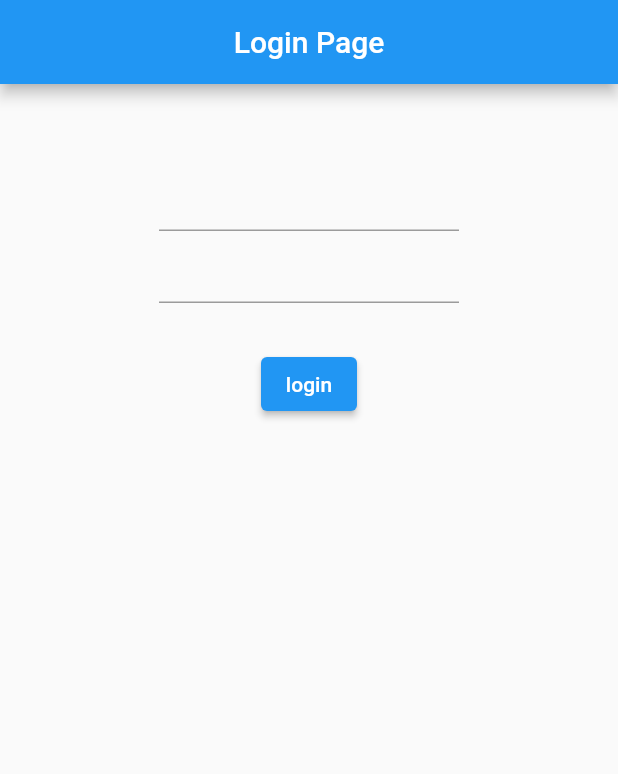
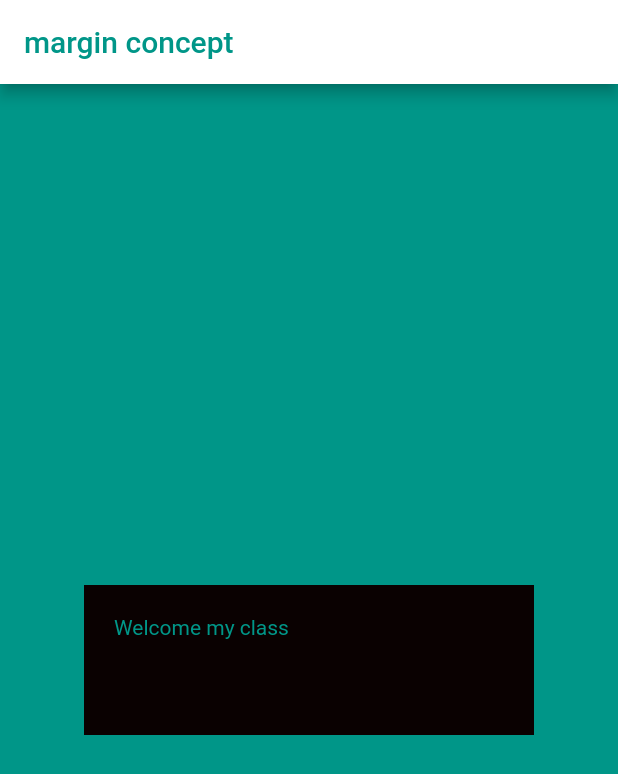
Before and after one commit to SyedMuhammadArsalanShah/FlutterCourse, a Flutter app: the screen it shows after launch, on a phone screen of 412 x 824 dp. Shown: the top 774 px of the screen. Run offline on Flutter 3.47's test engine with Material 2 defaults, Android fonts, the phone set to English and light mode, and no system bars; missing offline and left inert: dart:html.

Commit message:
lecture uploaded

```diff
--- a/lecture02_widgets_for_user_interface/lib/main.dart
+++ b/lecture02_widgets_for_user_interface/lib/main.dart
@@ -14,10 +14,7 @@ void main() {
 //   @override
 //   Widget build(BuildContext context) {
 //     return MaterialApp(
-
-//       home: Scaffold(body: Text("Maryam khan ")
-
-//       ),
+//       home: Scaffold(body: Text("Maryam khan ")),
 //     );
 //   }
 // }
@@ -51,12 +48,10 @@ void main() {
 //   Widget build(BuildContext context) {
 //     return MaterialApp(
 //       home: Scaffold(
-//         body: Column(
-
-//           children: [
+//         body: Column(children: [
 //           Text("maryam"),
 //           SizedBox(
-//             height: 30,
+//             height: 60,
 //           ),
 //           Text("Daniyal"),
 //           SizedBox(
@@ -93,6 +88,39 @@ void main() {
 // }
 
 //login page
+// class MyApp extends StatelessWidget {
+//   const MyApp({Key? key}) : super(key: key);
+
+//   @override
+//   Widget build(BuildContext context) {
+//     return MaterialApp(
+//       debugShowCheckedModeBanner: false,
+//       home: Scaffold(
+//         appBar: AppBar(
+//           title: Center(child: Text("Login Page")),
+//         ),
+//         body: Center(
+//           child: Column(children: [
+//             SizedBox(height: 50),
+//             Container(
+//               width: 200,
+//               child: TextField(),
+//             ),
+//             Container(
+//               width: 200,
+//               child: TextField(),
+//             ),
+//             SizedBox(
+//               height: 30,
+//             ),
+//             ElevatedButton(onPressed: () {}, child: Text("login"))
+//           ]),
+//         ),
+//       ),
+//     );
+//   }
+// }
+
 class MyApp extends StatelessWidget {
   const MyApp({Key? key}) : super(key: key);
 
@@ -100,25 +128,26 @@ class MyApp extends StatelessWidget {
   Widget build(BuildContext context) {
     return MaterialApp(
       home: Scaffold(
+        backgroundColor: Colors.teal,
         appBar: AppBar(
-          title: Center(child: Text("Login Page")),
+          title: Text(
+            "margin concept ",
+            style: TextStyle(color: Colors.teal),
+          ),
+          backgroundColor: Colors.white,
         ),
         body: Center(
-          child: Column(children: [
-            SizedBox(height: 50),
-            Container(
-              width: 200,
-              child: TextField(),
+          child: Container(
+            child: Text(
+              "Welcome my class",
+              style: TextStyle(color: Colors.teal),
             ),
-            Container(
-              width: 200,
-              child: TextField(),
-            ),
-            SizedBox(
-              height: 30,
-            ),
-            ElevatedButton(onPressed: () {}, child: Text("login"))
-          ]),
+            width: 300,
+            height: 100,
+            margin: EdgeInsets.all(20),
+            padding: EdgeInsets.all(20),
+            color: Color(0xff0a0101),
+          ),
         ),
       ),
     );
```
